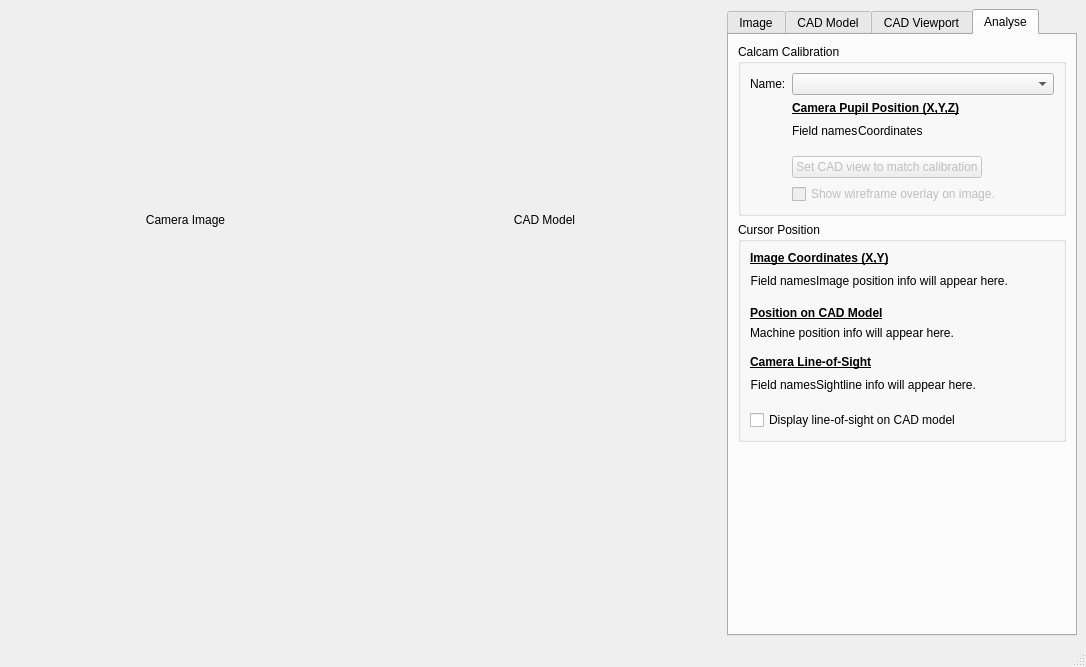
euratom-software/calcam, file calcam/gui/image_analyser.ui: the form before one commit.
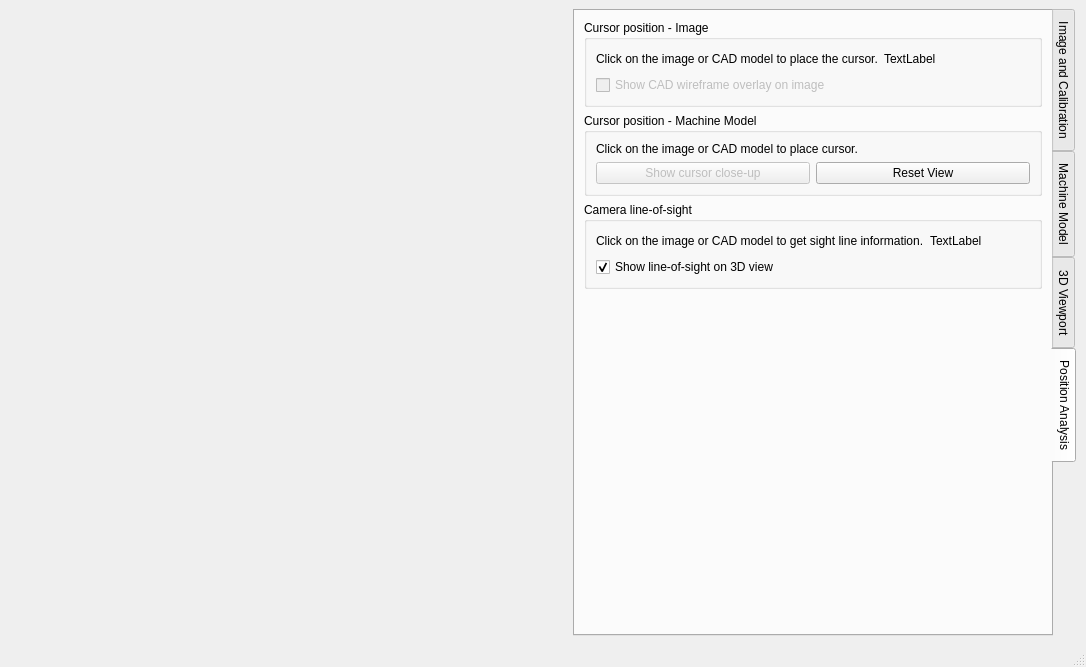
The form after the commit. The open tabs and pages were chosen to show the change.

Commit message: Reached feature parity with Calcam 1.X! (I think). Re-instate image analyser and saved changes prompts, + bug fixes and tidying up. Finally removed old GUI code files.

Patch:
```diff
--- a/calcam/gui/image_analyser.ui
+++ b/calcam/gui/image_analyser.ui
@@ -21,8 +21,8 @@
   </property>
   <widget class="QWidget" name="centralwidget">
    <layout class="QGridLayout" name="gridLayout">
-    <item row="2" column="0">
-     <widget class="QFrame" name="vtkframe">
+    <item row="1" column="1">
+     <widget class="QFrame" name="vtkframe_3d">
       <property name="frameShape">
        <enum>QFrame::NoFrame</enum>
       </property>
@@ -37,65 +37,36 @@
      </widget>
     </item>
     <item row="1" column="0">
-     <widget class="QFrame" name="frame">
-      <property name="sizePolicy">
-       <sizepolicy hsizetype="Preferred" vsizetype="Fixed">
-        <horstretch>0</horstretch>
-        <verstretch>0</verstretch>
-       </sizepolicy>
-      </property>
+     <widget class="QFrame" name="vtkframe_2d">
       <property name="frameShape">
        <enum>QFrame::NoFrame</enum>
       </property>
       <property name="frameShadow">
-       <enum>QFrame::Plain</enum>
+       <enum>QFrame::Raised</enum>
       </property>
-      <layout class="QHBoxLayout" name="horizontalLayout">
-       <property name="margin">
+      <layout class="QVBoxLayout" name="verticalLayout_3">
+       <property name="leftMargin">
+        <number>5</number>
+       </property>
+       <property name="topMargin">
         <number>0</number>
        </property>
-       <item>
-        <widget class="QLabel" name="label_19">
-         <property name="sizePolicy">
-          <sizepolicy hsizetype="Preferred" vsizetype="Fixed">
-           <horstretch>0</horstretch>
-           <verstretch>0</verstretch>
-          </sizepolicy>
-         </property>
-         <property name="text">
-          <string>Camera Image</string>
-         </property>
-         <property name="alignment">
-          <set>Qt::AlignCenter</set>
-         </property>
-        </widget>
-       </item>
-       <item>
-        <widget class="QLabel" name="label_20">
-         <property name="sizePolicy">
-          <sizepolicy hsizetype="Preferred" vsizetype="Fixed">
-           <horstretch>0</horstretch>
-           <verstretch>0</verstretch>
-          </sizepolicy>
-         </property>
-         <property name="text">
-          <string>CAD Model</string>
-         </property>
-         <property name="alignment">
-          <set>Qt::AlignCenter</set>
-         </property>
-        </widget>
-       </item>
+       <property name="rightMargin">
+        <number>0</number>
+       </property>
+       <property name="bottomMargin">
+        <number>0</number>
+       </property>
       </layout>
      </widget>
     </item>
-    <item row="0" column="1" rowspan="4">
+    <item row="0" column="2" rowspan="3">
      <widget class="QTabWidget" name="tabWidget">
       <property name="enabled">
        <bool>true</bool>
       </property>
       <property name="sizePolicy">
-       <sizepolicy hsizetype="MinimumExpanding" vsizetype="Expanding">
+       <sizepolicy hsizetype="Minimum" vsizetype="Expanding">
         <horstretch>0</horstretch>
         <verstretch>0</verstretch>
        </sizepolicy>
@@ -108,12 +79,12 @@
       </property>
       <property name="maximumSize">
        <size>
-        <width>350</width>
+        <width>16777215</width>
         <height>16777215</height>
        </size>
       </property>
       <property name="tabPosition">
-       <enum>QTabWidget::North</enum>
+       <enum>QTabWidget::East</enum>
       </property>
       <property name="tabShape">
        <enum>QTabWidget::Rounded</enum>
@@ -126,7 +97,7 @@
       </property>
       <widget class="QWidget" name="image_tab">
        <attribute name="title">
-        <string>Image</string>
+        <string>Image and Calibration</string>
        </attribute>
        <layout class="QVBoxLayout" name="verticalLayout_9">
         <item>
@@ -222,6 +193,77 @@
           </layout>
          </widget>
         </item>
+        <item>
+         <widget class="QGroupBox" name="groupBox_3">
+          <property name="title">
+           <string>Calibration for analysis</string>
+          </property>
+          <layout class="QGridLayout" name="gridLayout_10">
+           <item row="5" column="1">
+            <spacer name="horizontalSpacer">
+             <property name="orientation">
+              <enum>Qt::Horizontal</enum>
+             </property>
+             <property name="sizeHint" stdset="0">
+              <size>
+               <width>40</width>
+               <height>20</height>
+              </size>
+             </property>
+            </spacer>
+           </item>
+           <item row="2" column="0">
+            <widget class="QLabel" name="label_16">
+             <property name="text">
+              <string>Calibration type:</string>
+             </property>
+            </widget>
+           </item>
+           <item row="5" column="0">
+            <widget class="QPushButton" name="load_calib_button">
+             <property name="text">
+              <string>Load...</string>
+             </property>
+            </widget>
+           </item>
+           <item row="0" column="0">
+            <widget class="QLabel" name="label_3">
+             <property name="text">
+              <string>Calibration name:</string>
+             </property>
+            </widget>
+           </item>
+           <item row="0" column="1">
+            <widget class="QLabel" name="calib_name">
+             <property name="text">
+              <string>No calibration loaded.</string>
+             </property>
+            </widget>
+           </item>
+           <item row="2" column="1">
+            <widget class="QLabel" name="calib_type">
+             <property name="text">
+              <string>No calibration loaded.</string>
+             </property>
+            </widget>
+           </item>
+           <item row="1" column="0">
+            <widget class="QLabel" name="label_18">
+             <property name="text">
+              <string>Image size:</string>
+             </property>
+            </widget>
+           </item>
+           <item row="1" column="1">
+            <widget class="QLabel" name="calib_im_size">
+             <property name="text">
+              <string>No calibration loaded</string>
+             </property>
+            </widget>
+           </item>
+          </layout>
+         </widget>
+        </item>
         <item>
          <widget class="QGroupBox" name="image_settings">
           <property name="sizePolicy">
@@ -446,6 +488,21 @@
              </property>
             </widget>
            </item>
+           <item>
+            <widget class="QFrame" name="frame_2">
+             <property name="frameShape">
+              <enum>QFrame::NoFrame</enum>
+             </property>
+             <property name="frameShadow">
+              <enum>QFrame::Raised</enum>
+             </property>
+             <layout class="QGridLayout" name="gridLayout_8">
+              <property name="leftMargin">
+               <number>0</number>
+              </property>
+             </layout>
+            </widget>
+           </item>
           </layout>
          </widget>
         </item>
@@ -466,7 +523,7 @@
       </widget>
       <widget class="QWidget" name="model_tab">
        <attribute name="title">
-        <string>CAD Model</string>
+        <string>Machine Model</string>
        </attribute>
        <layout class="QVBoxLayout" name="verticalLayout_8">
         <item>
@@ -598,9 +655,9 @@
       </widget>
       <widget class="QWidget" name="views_tab">
        <attribute name="title">
-        <string>CAD Viewport</string>
+        <string>3D Viewport</string>
        </attribute>
-       <layout class="QVBoxLayout" name="verticalLayout_3">
+       <layout class="QVBoxLayout" name="verticalLayout">
         <item>
          <widget class="QLabel" name="label_4">
           <property name="text">
@@ -630,20 +687,41 @@
          </widget>
         </item>
         <item>
-         <spacer name="horizontalSpacer">
-          <property name="orientation">
-           <enum>Qt::Horizontal</enum>
+         <widget class="QPushButton" name="viewport_load_calib">
+          <property name="text">
+           <string>Add from Calibration(s)...</string>
           </property>
-          <property name="sizeType">
-           <enum>QSizePolicy::Expanding</enum>
+         </widget>
+        </item>
+        <item>
+         <widget class="QGroupBox" name="groupBox_5">
+          <property name="title">
+           <string>Save current view as preset</string>
           </property>
-          <property name="sizeHint" stdset="0">
-           <size>
-            <width>40</width>
-            <height>20</height>
-           </size>
-          </property>
-         </spacer>
+          <layout class="QHBoxLayout" name="horizontalLayout_3">
+           <item>
+            <widget class="QLabel" name="label_17">
+             <property name="text">
+              <string>Name:</string>
+             </property>
+            </widget>
+           </item>
+           <item>
+            <widget class="QLineEdit" name="view_save_name">
+             <property name="text">
+              <string>My Custom View</string>
+             </property>
+            </widget>
+           </item>
+           <item>
+            <widget class="QPushButton" name="save_view_button">
+             <property name="text">
+              <string>Save</string>
+             </property>
+            </widget>
+           </item>
+          </layout>
+         </widget>
         </item>
         <item>
          <widget class="QGroupBox" name="groupBox">
@@ -911,389 +989,227 @@
           </layout>
          </widget>
         </item>
+        <item>
+         <widget class="QGroupBox" name="groupBox_10">
+          <property name="title">
+           <string>Mouse Control Settings</string>
+          </property>
+          <layout class="QGridLayout" name="gridLayout_15">
+           <item row="0" column="1">
+            <widget class="QRadioButton" name="rmb_lookaround">
+             <property name="text">
+              <string>Look around</string>
+             </property>
+             <property name="checked">
+              <bool>true</bool>
+             </property>
+            </widget>
+           </item>
+           <item row="0" column="2">
+            <widget class="QRadioButton" name="rmb_rotate">
+             <property name="text">
+              <string>Rotate model</string>
+             </property>
+            </widget>
+           </item>
+           <item row="0" column="0">
+            <widget class="QLabel" name="label_20">
+             <property name="text">
+              <string>Right click + drag:</string>
+             </property>
+            </widget>
+           </item>
+           <item row="1" column="0">
+            <widget class="QLabel" name="label_23">
+             <property name="text">
+              <string>Mouse sensitivity:</string>
+             </property>
+            </widget>
+           </item>
+           <item row="1" column="1" colspan="2">
+            <widget class="QSlider" name="control_sensitivity_slider">
+             <property name="minimum">
+              <number>1</number>
+             </property>
+             <property name="maximum">
+              <number>100</number>
+             </property>
+             <property name="singleStep">
+              <number>1</number>
+             </property>
+             <property name="value">
+              <number>75</number>
+             </property>
+             <property name="tracking">
+              <bool>false</bool>
+             </property>
+             <property name="orientation">
+              <enum>Qt::Horizontal</enum>
+             </property>
+            </widget>
+           </item>
+          </layout>
+         </widget>
+        </item>
        </layout>
       </widget>
-      <widget class="QWidget" name="calibration_tab">
-       <property name="layoutDirection">
-        <enum>Qt::LeftToRight</enum>
+      <widget class="QWidget" name="fitting_tab">
+       <property name="autoFillBackground">
+        <bool>false</bool>
        </property>
        <attribute name="title">
-        <string>Analyse</string>
+        <string>Position Analysis</string>
        </attribute>
-       <layout class="QVBoxLayout" name="verticalLayout_18">
-        <item>
-         <widget class="QGroupBox" name="groupBox_5">
+       <layout class="QGridLayout" name="gridLayout_13">
+        <item row="3" column="0">
+         <spacer name="verticalSpacer_4">
+          <property name="orientation">
+           <enum>Qt::Vertical</enum>
+          </property>
+          <property name="sizeHint" stdset="0">
+           <size>
+            <width>20</width>
+            <height>40</height>
+           </size>
+          </property>
+         </spacer>
+        </item>
+        <item row="0" column="0">
+         <widget class="QGroupBox" name="image_position_info_box">
           <property name="title">
-           <string>Calcam Calibration</string>
+           <string>Cursor position - Image</string>
           </property>
-          <layout class="QFormLayout" name="formLayout">
-           <property name="fieldGrowthPolicy">
-            <enum>QFormLayout::AllNonFixedFieldsGrow</enum>
-           </property>
-           <item row="1" column="0">
-            <widget class="QLabel" name="label_3">
+          <layout class="QGridLayout" name="gridLayout_11">
+           <item row="0" column="0">
+            <widget class="QLabel" name="impos_fieldnames">
+             <property name="sizePolicy">
+              <sizepolicy hsizetype="Minimum" vsizetype="Preferred">
+               <horstretch>0</horstretch>
+               <verstretch>0</verstretch>
+              </sizepolicy>
+             </property>
              <property name="text">
-              <string>Name:</string>
+              <string>Click on the image or CAD model to place the cursor.</string>
              </property>
             </widget>
            </item>
-           <item row="1" column="1">
-            <widget class="QComboBox" name="fitresults_name_box"/>
-           </item>
-           <item row="2" column="1">
-            <widget class="QFrame" name="frame_8">
-             <property name="frameShape">
-              <enum>QFrame::NoFrame</enum>
+           <item row="0" column="1">
+            <widget class="QLabel" name="impos_info">
+             <property name="text">
+              <string>TextLabel</string>
              </property>
-             <property name="frameShadow">
-              <enum>QFrame::Plain</enum>
-             </property>
-             <layout class="QGridLayout" name="gridLayout_8">
-              <property name="leftMargin">
-               <number>0</number>
-              </property>
-              <property name="topMargin">
-               <number>0</number>
-              </property>
-              <property name="rightMargin">
-               <number>0</number>
-              </property>
-              <property name="bottomMargin">
-               <number>9</number>
-              </property>
-              <property name="horizontalSpacing">
-               <number>0</number>
-              </property>
-              <property name="verticalSpacing">
-               <number>6</number>
-              </property>
-              <item row="1" column="0">
-               <widget class="QLabel" name="calinfo_fieldnames">
-                <property name="sizePolicy">
-                 <sizepolicy hsizetype="Minimum" vsizetype="Preferred">
-                  <horstretch>0</horstretch>
-                  <verstretch>0</verstretch>
-                 </sizepolicy>
-                </property>
-                <property name="text">
-                 <string>Field names</string>
-                </property>
-               </widget>
-              </item>
-              <item row="1" column="1">
-               <widget class="QLabel" name="pupil_coords_label">
-                <property name="text">
-                 <string>Coordinates</string>
-                </property>
-               </widget>
-              </item>
-              <item row="1" column="2">
-               <spacer name="horizontalSpacer_5">
-                <property name="orientation">
-                 <enum>Qt::Horizontal</enum>
-                </property>
-                <property name="sizeHint" stdset="0">
-                 <size>
-                  <width>40</width>
-                  <height>20</height>
-                 </size>
-                </property>
-               </spacer>
-              </item>
-              <item row="0" column="0" colspan="3">
-               <widget class="QLabel" name="calib_info">
-                <property name="text">
-                 <string>&lt;html&gt;&lt;head/&gt;&lt;body&gt;&lt;p&gt;&lt;span style=&quot; font-weight:600; text-decoration: underline;&quot;&gt;Camera Pupil Position (X,Y,Z)&lt;/span&gt;&lt;/p&gt;&lt;/body&gt;&lt;/html&gt;</string>
-                </property>
-               </widget>
-              </item>
-             </layout>
             </widget>
            </item>
-           <item row="3" column="1">
-            <widget class="QFrame" name="frame_7">
-             <property name="frameShape">
-              <enum>QFrame::NoFrame</enum>
+           <item row="0" column="2">
+            <spacer name="horizontalSpacer_2">
+             <property name="orientation">
+              <enum>Qt::Horizontal</enum>
              </property>
-             <property name="frameShadow">
-              <enum>QFrame::Plain</enum>
+             <property name="sizeHint" stdset="0">
+              <size>
+               <width>40</width>
+               <height>20</height>
+              </size>
              </property>
-             <layout class="QHBoxLayout" name="horizontalLayout_5">
-              <property name="spacing">
-               <number>0</number>
-              </property>
-              <property name="margin">
-               <number>0</number>
-              </property>
-              <item>
-               <widget class="QPushButton" name="set_viewport_to_calib">
-                <property name="enabled">
-                 <bool>false</bool>
-                </property>
-                <property name="text">
-                 <string>Set CAD view to match calibration</string>
-                </property>
-               </widget>
-              </item>
-              <item>
-               <spacer name="horizontalSpacer_4">
-                <property name="orientation">
-                 <enum>Qt::Horizontal</enum>
-                </property>
-                <property name="sizeHint" stdset="0">
-                 <size>
-                  <width>40</width>
-                  <height>20</height>
-                 </size>
-                </property>
-               </spacer>
-              </item>
-             </layout>
-            </widget>
+            </spacer>
            </item>
-           <item row="4" column="1">
+           <item row="1" column="0" colspan="3">
             <widget class="QCheckBox" name="overlay_checkbox">
              <property name="enabled">
               <bool>false</bool>
              </property>
              <property name="text">
-              <string>Show wireframe overlay on image.</string>
+              <string>Show CAD wireframe overlay on image</string>
              </property>
             </widget>
            </item>
           </layout>
          </widget>
         </item>
-        <item>
+        <item row="2" column="0">
          <widget class="QGroupBox" name="groupBox_6">
           <property name="title">
-           <string>Cursor Position</string>
+           <string>Camera line-of-sight</string>
           </property>
-          <layout class="QVBoxLayout" name="verticalLayout">
-           <item>
-            <widget class="QLabel" name="label_30">
+          <layout class="QGridLayout" name="gridLayout_12">
+           <item row="0" column="1">
+            <widget class="QLabel" name="sightline_info">
              <property name="text">
-              <string>&lt;html&gt;&lt;head/&gt;&lt;body&gt;&lt;p&gt;&lt;span style=&quot; font-weight:600; text-decoration: underline;&quot;&gt;Image Coordinates (X,Y)&lt;/span&gt;&lt;/p&gt;&lt;/body&gt;&lt;/html&gt;</string>
+              <string>TextLabel</string>
              </property>
             </widget>
            </item>
-           <item>
-            <widget class="QFrame" name="frame_3">
-             <property name="frameShape">
-              <enum>QFrame::NoFrame</enum>
+           <item row="0" column="0">
+            <widget class="QLabel" name="sightline_fieldnames">
+             <property name="sizePolicy">
+              <sizepolicy hsizetype="Minimum" vsizetype="Preferred">
+               <horstretch>0</horstretch>
+               <verstretch>0</verstretch>
+              </sizepolicy>
              </property>
-             <property name="frameShadow">
-              <enum>QFrame::Plain</enum>
-             </property>
-             <layout class="QHBoxLayout" name="horizontalLayout_3">
-              <property name="spacing">
-               <number>0</number>
-              </property>
-              <property name="leftMargin">
-               <number>0</number>
-              </property>
-              <property name="topMargin">
-               <number>0</number>
-              </property>
-              <property name="rightMargin">
-               <number>0</number>
-              </property>
-              <property name="bottomMargin">
-               <number>9</number>
-              </property>
-              <item>
-               <widget class="QLabel" name="impos_fieldnames">
-                <property name="sizePolicy">
-                 <sizepolicy hsizetype="Minimum" vsizetype="Preferred">
-                  <horstretch>0</horstretch>
-                  <verstretch>0</verstretch>
-                 </sizepolicy>
-                </property>
-                <property name="layoutDirection">
-                 <enum>Qt::LeftToRight</enum>
-                </property>
-                <property name="text">
-                 <string>Field names</string>
-                </property>
-                <property name="alignment">
-                 <set>Qt::AlignRight|Qt::AlignTrailing|Qt::AlignVCenter</set>
-                </property>
-                <property name="margin">
-                 <number>0</number>
-                </property>
-               </widget>
-              </item>
-              <item>
-               <widget class="QLabel" name="impos_info">
-                <property name="layoutDirection">
-                 <enum>Qt::LeftToRight</enum>
-                </property>
-                <property name="text">
-                 <string>Image position info will appear here.</string>
-                </property>
-               </widget>
-              </item>
-              <item>
-               <spacer name="horizontalSpacer_2">
-                <property name="orientation">
-                 <enum>Qt::Horizontal</enum>
-                </property>
-                <property name="sizeHint" stdset="0">
-                 <size>
-                  <width>40</width>
-                  <height>20</height>
-                 </size>
-                </property>
-               </spacer>
-              </item>
-             </layout>
-            </widget>
-           </item>
-           <item>
-            <widget class="QLabel" name="label_31">
              <property name="text">
-              <string>&lt;html&gt;&lt;head/&gt;&lt;body&gt;&lt;p&gt;&lt;span style=&quot; font-weight:600; text-decoration: underline;&quot;&gt;Position on CAD Model&lt;/span&gt;&lt;/p&gt;&lt;/body&gt;&lt;/html&gt;</string>
+              <string>Click on the image or CAD model to get sight line information.</string>
              </property>
             </widget>
            </item>
-           <item>
-            <widget class="QFrame" name="frame_6">
-             <property name="frameShape">
-              <enum>QFrame::NoFrame</enum>
+           <item row="0" column="2">
+            <spacer name="horizontalSpacer_3">
+             <property name="orientation">
+              <enum>Qt::Horizontal</enum>
              </property>
-             <property name="frameShadow">
-              <enum>QFrame::Plain</enum>
+             <property name="sizeHint" stdset="0">
+              <size>
+               <width>40</width>
+               <height>20</height>
+              </size>
              </property>
-             <layout class="QVBoxLayout" name="verticalLayout_2">
-              <property name="spacing">
-               <number>0</number>
-              </property>
-              <property name="leftMargin">
-               <number>0</number>
-              </property>
-              <property name="topMargin">
-               <number>0</number>
-              </property>
-              <property name="rightMargin">
-               <number>0</number>
-              </property>
-              <property name="bottomMargin">
-               <number>9</number>
-              </property>
-              <item>
-               <widget class="QLabel" name="cadpos_info">
-                <property name="text">
-                 <string>Machine position info will appear here.</string>
-                </property>
-               </widget>
-              </item>
-             </layout>
-            </widget>
+            </spacer>
            </item>
-           <item>
-            <widget class="QLabel" name="label_32">
+           <item row="1" column="0" colspan="3">
+            <widget class="QCheckBox" name="sightline_checkbox">
              <property name="text">
-              <string>&lt;html&gt;&lt;head/&gt;&lt;body&gt;&lt;p&gt;&lt;span style=&quot; font-weight:600; text-decoration: underline;&quot;&gt;Camera Line-of-Sight&lt;/span&gt;&lt;/p&gt;&lt;/body&gt;&lt;/html&gt;</string>
+              <string>Show line-of-sight on 3D view</string>
              </property>
-            </widget>
-           </item>
-           <item>
-            <widget class="QFrame" name="frame_5">
-             <property name="frameShape">
-              <enum>QFrame::NoFrame</enum>
-             </property>
-             <property name="frameShadow">
-              <enum>QFrame::Plain</enum>
-             </property>
-             <layout class="QHBoxLayout" name="horizontalLayout_4">
-              <property name="spacing">
-               <number>0</number>
-              </property>
-              <property name="leftMargin">
-               <number>0</number>
-              </property>
-              <property name="topMargin">
-               <number>0</number>
-              </property>
-              <property name="rightMargin">
-               <number>0</number>
-              </property>
-              <property name="bottomMargin">
-               <number>9</number>
-              </property>
-              <item>
-               <widget class="QLabel" name="sightline_fieldnames">
-                <property name="sizePolicy">
-                 <sizepolicy hsizetype="Minimum" vsizetype="Preferred">
-                  <horstretch>0</horstretch>
-                  <verstretch>0</verstretch>
-                 </sizepolicy>
-                </property>
-                <property name="layoutDirection">
-                 <enum>Qt::LeftToRight</enum>
-                </property>
-                <property name="text">
-                 <string>Field names</string>
-                </property>
-                <property name="alignment">
-                 <set>Qt::AlignRight|Qt::AlignTrailing|Qt::AlignVCenter</set>
-                </property>
-                <property name="margin">
-                 <number>0</number>
-                </property>
-               </widget>
-              </item>
-              <item>
-               <widget class="QLabel" name="sightline_info">
-                <property name="layoutDirection">
-                 <enum>Qt::LeftToRight</enum>
-                </property>
-                <property name="text">
-                 <string>Sightline info will appear here.</string>
-                </property>
-                <property name="textFormat">
-                 <enum>Qt::RichText</enum>
-                </property>
-               </widget>
-              </item>
-              <item>
-               <spacer name="horizontalSpacer_3">
-                <property name="orientation">
-                 <enum>Qt::Horizontal</enum>
-                </property>
-                <property name="sizeHint" stdset="0">
-                 <size>
-                  <width>40</width>
-                  <height>20</height>
-                 </size>
-                </property>
-               </spacer>
-              </item>
-             </layout>
-            </widget>
-           </item>
-           <item>
-            <widget class="QCheckBox" name="show_los_checkbox">
-             <property name="text">
-              <string>Display line-of-sight on CAD model</string>
+             <property name="checked">
+              <bool>true</bool>
              </property>
             </widget>
            </item>
           </layout>
          </widget>
         </item>
-        <item>
-         <spacer name="verticalSpacer_3">
-          <property name="orientation">
-           <enum>Qt::Vertical</enum>
+        <item row="1" column="0">
+         <widget class="QGroupBox" name="groupBox_7">
+          <property name="title">
+           <string>Cursor position - Machine Model</string>
           </property>
-          <property name="sizeHint" stdset="0">
-           <size>
-            <width>20</width>
-            <height>40</height>
-           </size>
-          </property>
-         </spacer>
+          <layout class="QGridLayout" name="gridLayout_9">
+           <item row="2" column="0">
+            <widget class="QPushButton" name="cursor_closeup_button">
+             <property name="enabled">
+              <bool>false</bool>
+             </property>
+             <property name="text">
+              <string>Show cursor close-up</string>
+             </property>
+            </widget>
+           </item>
+           <item row="2" column="1">
+            <widget class="QPushButton" name="reset_view_button">
+             <property name="text">
+              <string>Reset View</string>
+             </property>
+            </widget>
+           </item>
+           <item row="0" column="0" colspan="2">
+            <widget class="QLabel" name="cadpos_info">
+             <property name="text">
+              <string>Click on the image or CAD model to place cursor.</string>
+             </property>
+            </widget>
+           </item>
+          </layout>
+         </widget>
         </item>
        </layout>
       </widget>
```
Left out of the diff: 284 changed lines with no effect on the pictures. The commit also changes 15 other files.
